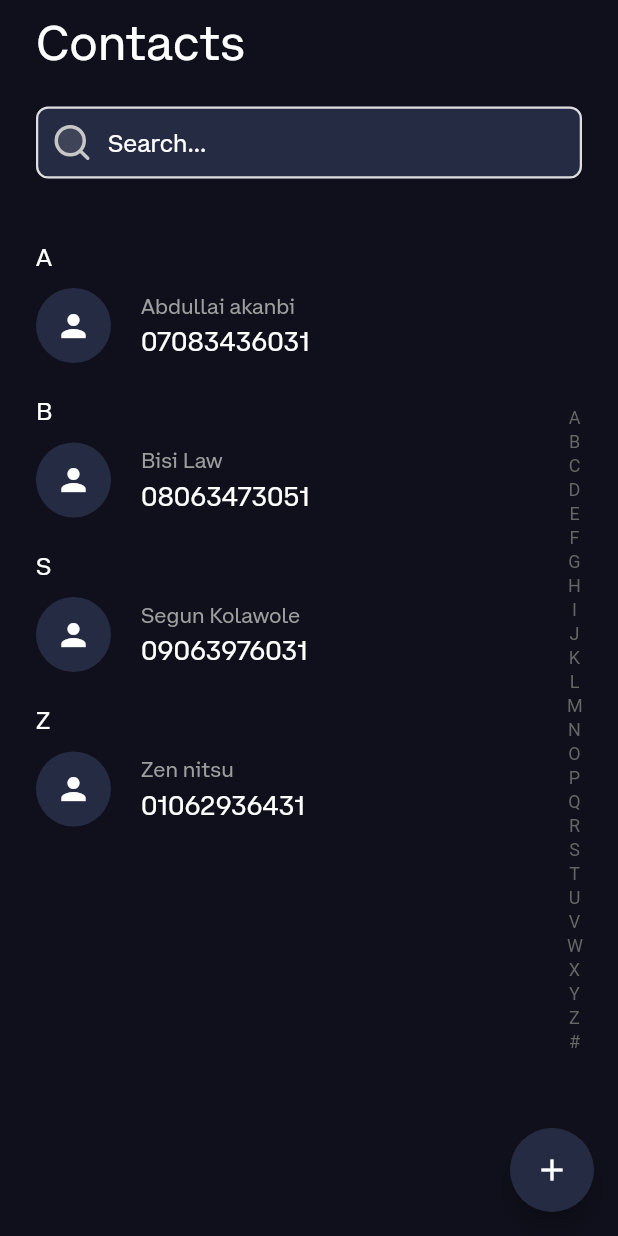
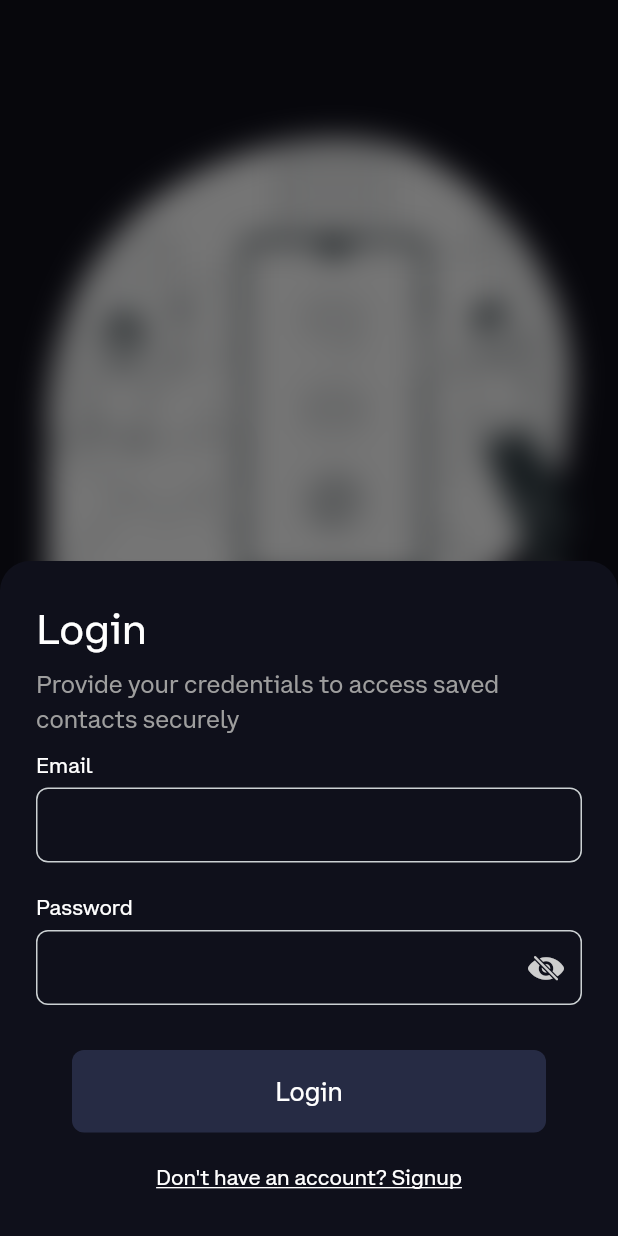
Before and after one commit to TamynatorSama/jvec-assessment-mobile, a Flutter app: the screen it shows after launch, after a tap on "Continue", on a phone screen of 412 x 824 dp. Run offline on Flutter 3.47's test engine with Material 2 defaults, Android fonts, the phone set to English and light mode, and no system bars; drawn by our look-alikes of azlistview; our stand-ins replace flutter_svg; project files that could hold a hidden picture were left out.

Commit message:
feat: added login flow

```diff
--- /dev/null
+++ b/lib/auth/login_modal.dart
@@ -0,0 +1,46 @@
+import 'package:contact_app/contacts/contact_list_view.dart';
+import 'package:contact_app/utils/app_theme.dart';
+import 'package:contact_app/utils/custom_button.dart';
+import 'package:contact_app/utils/custom_input_field.dart';
+import 'package:flutter/material.dart';
+
+class LoginModal extends StatelessWidget {
+  const LoginModal({super.key});
+
+  @override
+  Widget build(BuildContext context) {
+    return Container(
+      width: double.maxFinite,
+      height: 450,
+      padding: const EdgeInsets.symmetric(horizontal: 24,vertical: 24),
+      decoration: BoxDecoration(
+        color: AppTheme.backgroundColor,
+        borderRadius: const BorderRadius.only(topLeft: Radius.circular(20),topRight: Radius.circular(20))
+      ),
+      child: Column(
+        crossAxisAlignment: CrossAxisAlignment.start,
+        children: [
+          Text("Login",style: AppTheme.headerTextStyle.override(fontSize: 28),),
+          const SizedBox(height: 5,),
+          Text("Provide your credentials to access saved contacts securely",style: AppTheme.mainTextStyle.override(color: Colors.grey,fontSize: 16),),
+          Form(child: Column(
+            children: [
+              CustomInputField(fieldName: "Email", controller: TextEditingController(),keyboardType: TextInputType.emailAddress,),
+              CustomInputField(fieldName: "Password", controller: TextEditingController(),keyboardType: TextInputType.visiblePassword,isPasswordField: true,),
+              const SizedBox(
+                height: 20,
+              ),
+              CustomButton(label: "Login", onTap: (){
+                Navigator.push(context, MaterialPageRoute(builder: (context)=>const ContactListView()));
+              },removePadding: true,),
+              const SizedBox(
+                height: 20,
+              ),
+              Text("Don't have an account? Signup",style: AppTheme.mainTextStyle.override(decoration: TextDecoration.underline),)
+            ],
+          ))
+        ],
+      ),
+    );
+  }
+}
--- a/lib/homepage.dart
+++ b/lib/homepage.dart
@@ -1,4 +1,6 @@
-import 'package:contact_app/contacts/contact_list_view.dart';
+import 'dart:ui';
+
+import 'package:contact_app/auth/login_modal.dart';
 import 'package:contact_app/utils/app_theme.dart';
 import 'package:contact_app/utils/custom_button.dart';
 import 'package:flutter/material.dart';
@@ -13,9 +15,14 @@ class HomePage extends StatelessWidget {
       backgroundColor: AppTheme.backgroundColor,
       body: Column(
         children: [
-          SvgPicture.asset('assets/images/contact.svg',),
+          SvgPicture.asset(
+            'assets/images/contact.svg',
+          ),
           // const SizedBox(height: ,),
-          Text("Welcome",style: AppTheme.headerTextStyle.override(fontSize: 32),),
+          Text(
+            "Welcome",
+            style: AppTheme.headerTextStyle.override(fontSize: 32),
+          ),
           Padding(
             padding: const EdgeInsets.symmetric(horizontal: 24),
             child: Text(
@@ -23,13 +30,32 @@ class HomePage extends StatelessWidget {
               // "Effortlessly manage your contacts in a single, user-friendly app. Say goodbye to scattered information and experience seamless organization."
               // "Easily create, access, and organize all your contacts in one place with our user-friendly app, simplifying contact management."
               // "Streamline your communication by effortlessly creating, accessing, and organizing all your contacts in one place with the user-friendly contact app. Say goodbye to scattered contact information and welcome the convenience of a centralized hub for seamless management."
-              ,style: AppTheme.mainTextStyle.override(color: Colors.grey),textAlign: TextAlign.center,),
+              ,
+              style: AppTheme.mainTextStyle.override(color: Colors.grey),
+              textAlign: TextAlign.center,
+            ),
           ),
           const Spacer(),
-          CustomButton(label: "Continue", onTap: ()=>Navigator.push(context, MaterialPageRoute(builder: (context)=>const ContactListView()))),
+          CustomButton(
+              label: "Continue",
+              onTap: () {
+                showModalBottomSheet(
+                  context: context,
+                  isScrollControlled: true,
+                  useSafeArea: true,
+                  // constraints: BoxConstraints(
+                  //   maxHeight: MediaQuery.of(context).size.height*0.5
+                  // ),
+                  // isDismissible: true,
+                  backgroundColor: Colors.transparent,
+                  builder: (context) => BackdropFilter(
+                      filter: ImageFilter.blur(sigmaX: 10, sigmaY: 10),
+                      child: const LoginModal()),
+                );
+              }),
           SizedBox(
-                    height: MediaQuery.of(context).padding.top + 10,
-                  )
+            height: MediaQuery.of(context).padding.top + 10,
+          )
         ],
       ),
     );
```
